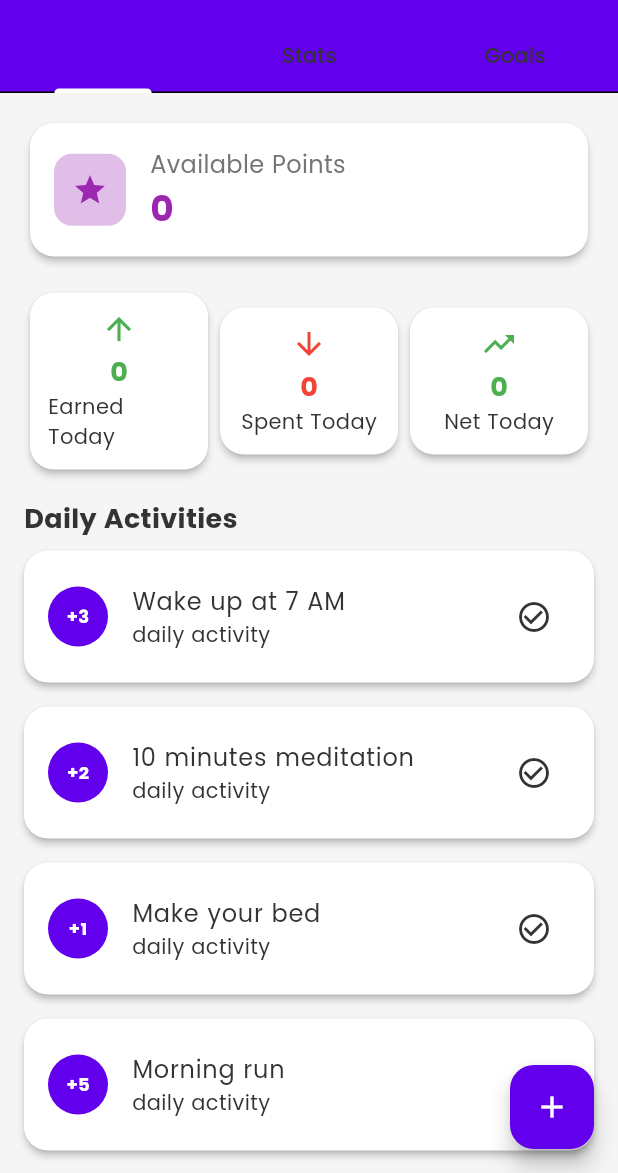
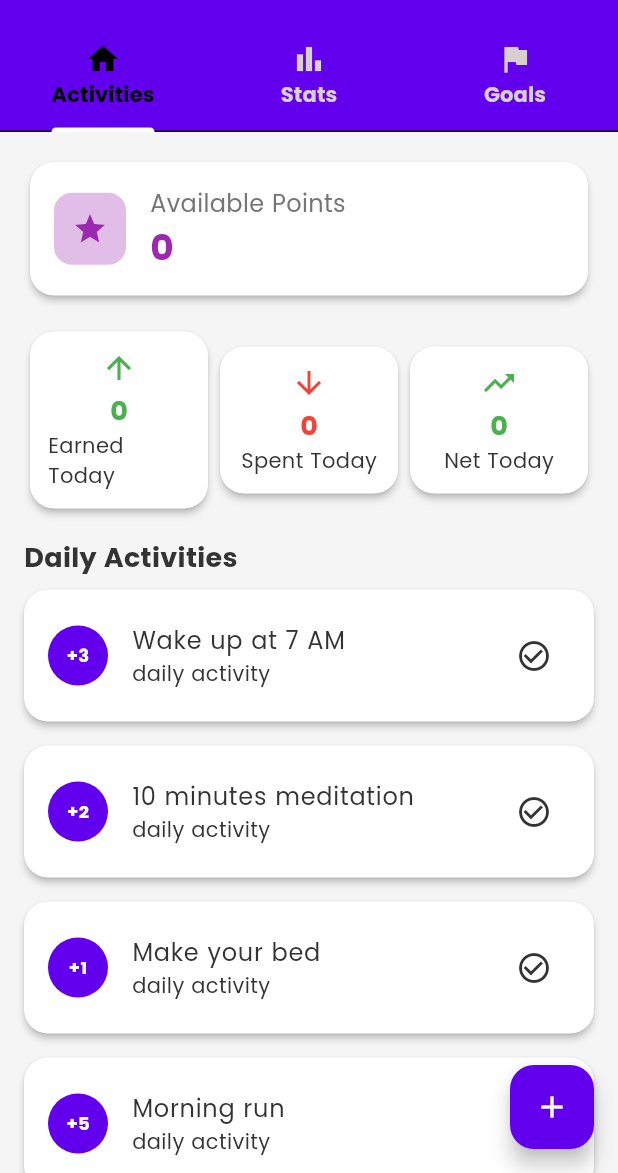
Before and after one commit to nikhil-mallik/Life_points, a Flutter app: the HomeScreen screen opened directly, on a phone screen of 412 x 824 dp, the part 63-1236 px from its top. Run offline on Flutter 3.47's test engine with Material 3 defaults, Android fonts, the phone set to English and light mode, and no system bars; our stand-ins replace fl_chart, hive, hive_flutter, shared_preferences, smooth_page_indicator; accounts and stored records are empty.

Commit message:
updated homeScreen code

```diff
--- a/lib/screens/home/home_screen.dart
+++ b/lib/screens/home/home_screen.dart
@@ -70,11 +70,15 @@ class _HomeScreenState extends State<HomeScreen> with SingleTickerProviderStateM
           ),
         ],
         bottom: TabBar(
+          labelColor: Colors.black, // Active tab text color
+  unselectedLabelColor: const Color.fromARGB(255, 216, 207, 207), // Dark grey for light theme
+  indicatorColor: Theme.of(context).primaryColor, // Indicator line color
+  labelStyle: const TextStyle(fontWeight: FontWeight.bold),
           controller: _tabController,
           tabs: const [
-            Tab(text: 'Activities'),
-            Tab(text: 'Stats'),
-            Tab(text: 'Goals'),
+             Tab(icon: Icon(Icons.home), text: 'Activities'),
+    Tab(icon: Icon(Icons.bar_chart), text: 'Stats'),
+    Tab(icon: Icon(Icons.flag), text: 'Goals'),
           ],
         ),
       ),
```
